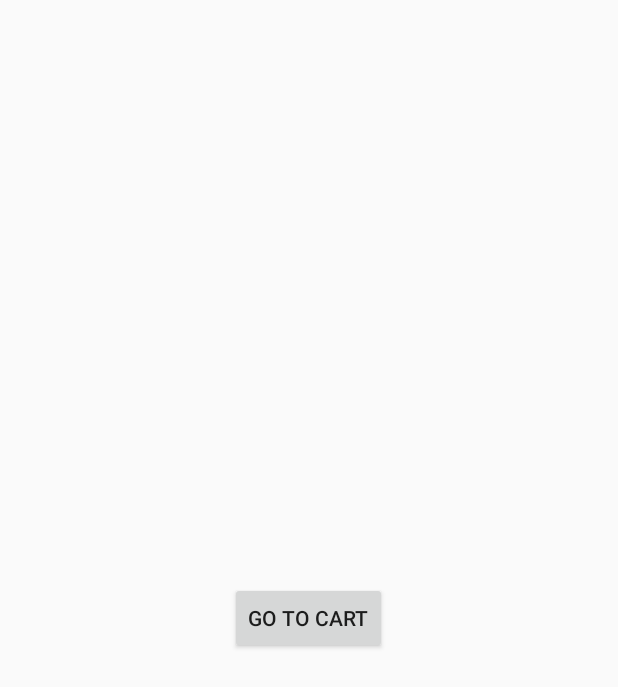
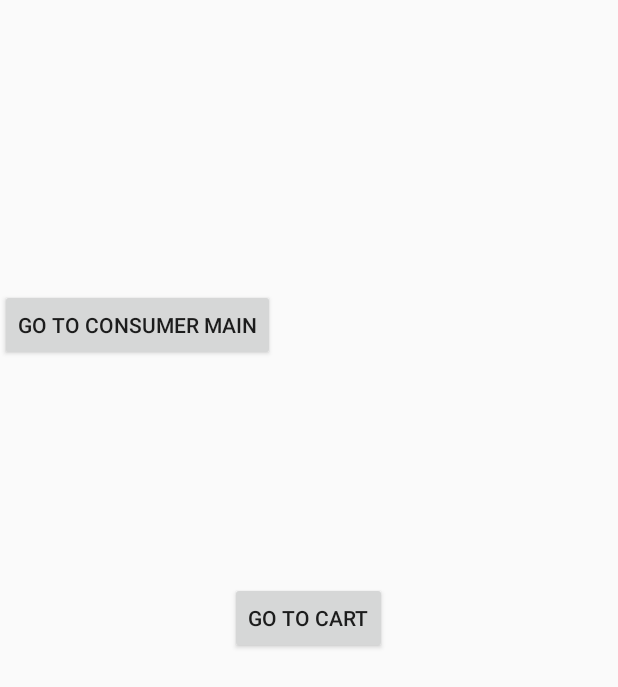
Before and after one commit to elyssatanxy/hawkergogo, an Android app: the screen it shows after launch (MainActivity), on a phone screen of 412 x 824 dp. Shown: the top 687 px of the screen. Run offline under Robolectric (Android 15) with nearby library versions, the phone set to English and light mode, and no system bars.

Commit message:
button to link to consumer main

```diff
--- a/app/src/main/AndroidManifest.xml
+++ b/app/src/main/AndroidManifest.xml
@@ -12,12 +12,16 @@
         android:theme="@style/Theme.Hawkergogo"
         tools:targetApi="31">
         <activity
+            android:name=".consumerMain"
+            android:exported="false" />
+        <activity
             android:name=".loadingScreen"
             android:exported="true"
             android:label="@string/title_activity_loading_screen"
             android:theme="@style/Theme.AppCompat.DayNight.NoActionBar">
             <intent-filter>
                 <action android:name="android.intent.action.MAIN" />
+
                 <category android:name="android.intent.category.LAUNCHER" />
             </intent-filter>
         </activity>
--- a/app/src/main/java/com/example/hawkergogo/MainActivity.java
+++ b/app/src/main/java/com/example/hawkergogo/MainActivity.java
@@ -18,4 +18,9 @@ public class MainActivity extends AppCompatActivity {
         Intent intent = new Intent(MainActivity.this, Cart.class);
         startActivity(intent);
     }
+
+    public void goToConsumerMain(View view) {
+        Intent intent = new Intent(MainActivity.this, consumerMain.class);
+        startActivity(intent);
+    }
 }
--- a/app/src/main/res/layout/activity_main.xml
+++ b/app/src/main/res/layout/activity_main.xml
@@ -14,6 +14,15 @@
         android:layout_width="wrap_content"
         android:layout_height="wrap_content"
         android:layout_centerInParent="true"
-        android:text="go to cart"
-        android:onClick="goToCart"/>
+        android:onClick="goToCart"
+        android:text="go to cart" />
+
+    <Button
+        android:id="@+id/consumerMainButton"
+        android:layout_width="wrap_content"
+        android:layout_height="wrap_content"
+        android:layout_above="@+id/button"
+        android:layout_marginBottom="147dp"
+        android:onClick="goToConsumerMain"
+        android:text="GO TO CONSUMER MAIN" />
 </RelativeLayout>
--- a/app/src/main/res/values/themes.xml
+++ b/app/src/main/res/values/themes.xml
@@ -1,6 +1,6 @@
 <resources xmlns:tools="http://schemas.android.com/tools">
     <!-- Base application theme. -->
-    <style name="Theme.Hawkergogo" parent="Theme.MaterialComponents.DayNight.DarkActionBar">
+    <style name="Theme.Hawkergogo" parent="Theme.MaterialComponents.DayNight.NoActionBar">
         <!-- Primary brand color. -->
         <item name="colorPrimary">@color/purple_500</item>
         <item name="colorPrimaryVariant">@color/purple_700</item>
```
Also changed, not shown: app/src/main/java/com/example/hawkergogo/consumerMain.java (added, +14 -0 lines), app/src/main/res/layout/activity_consumer_main.xml (added, +78 -0 lines), app/src/main/res/drawable/profile_icon.png (added).
